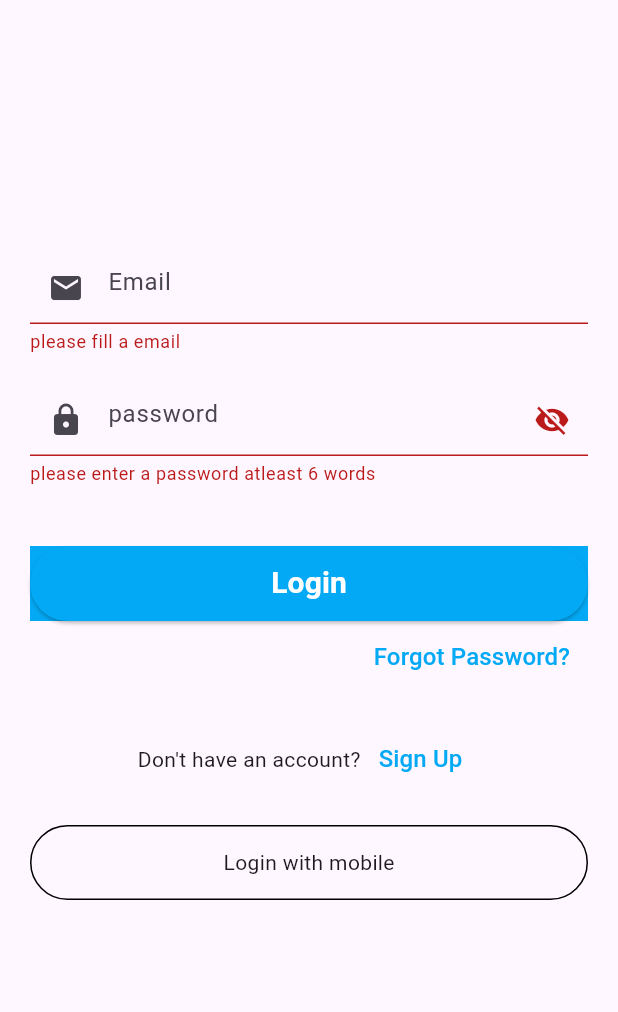
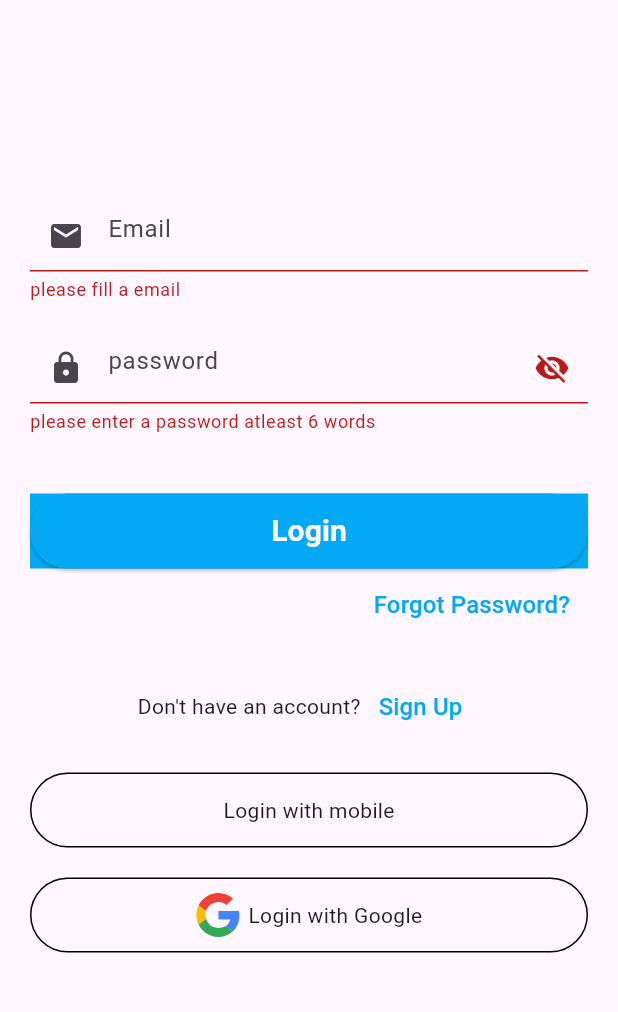
Before and after one commit to ajayrana78767/Firebase-App, a Flutter app: the screen it shows after launch, after a tap on "Login", on a phone screen of 412 x 824 dp, the part 84-1096 px from its top. Run offline on Flutter 3.47's test engine with Material 3 defaults, Android fonts, the phone set to English and light mode, and no system bars; our stand-ins replace cloud_firestore, firebase_auth, firebase_core, firebase_database, firebase_messaging, firebase_storage and 5 more; missing offline and left inert: firebase_app_check; accounts and stored records are empty.

Commit message:
Google Sign In Flutter Auth

```diff
--- a/lib/main.dart
+++ b/lib/main.dart
@@ -5,6 +5,7 @@ import 'package:firebase_app/notifications_services.dart';
 //import 'package:firebase_app/ui/auth/firestore/firestore_list_screen.dart';
 import 'package:firebase_app/ui/auth/login_screen.dart';
 import 'package:firebase_app/ui/auth/posts/posts_screen.dart';
+import 'package:firebase_app/ui/provider/google_sign_in.dart';
 //import 'package:firebase_app/ui/auth/upload_image.dart';
 //import 'package:firebase_app/ui/auth/posts/posts_screen.dart';
 import 'package:firebase_auth/firebase_auth.dart';
@@ -12,6 +13,7 @@ import 'package:firebase_core/firebase_core.dart';
 import 'package:flutter/material.dart';
 import 'package:firebase_messaging/firebase_messaging.dart';
 import 'package:firebase_app_check/firebase_app_check.dart';
+import 'package:provider/provider.dart';
 
 Future<void> main() async {
   WidgetsFlutterBinding.ensureInitialized();
@@ -39,7 +41,13 @@ class MyApp extends StatelessWidget {
 
   @override
   Widget build(BuildContext context) {
-    return MaterialApp(
+    return MultiProvider(
+      providers: [
+        ChangeNotifierProvider(
+          create: (_) => GoogleSignInProvider(),
+        ),
+      ],
+      child: MaterialApp(
         title: 'Flutter Demo',
         debugShowCheckedModeBanner: false,
         theme: ThemeData(
@@ -47,6 +55,7 @@ class MyApp extends StatelessWidget {
           useMaterial3: true,
         ),
         home: const SplashScreen(),
+      ),
     );
   }
 }
--- a/lib/ui/auth/login_screen.dart
+++ b/lib/ui/auth/login_screen.dart
@@ -1,16 +1,20 @@
-// ignore_for_file: prefer_final_fields, unused_field, unnecessary_import, deprecated_member_use, avoid_print, unnecessary_null_comparison
+// ignore_for_file: prefer_final_fields, unused_field, unnecessary_import, deprecated_member_use, avoid_print, unnecessary_null_comparison, use_build_context_synchronously, unused_element
 
 //import 'package:firebase_app/notification_services.dart';
 import 'package:firebase_app/ui/auth/login_with_phone_number.dart';
 import 'package:firebase_app/ui/auth/posts/posts_screen.dart';
 import 'package:firebase_app/ui/auth/sign_up_screen.dart';
+import 'package:firebase_app/ui/auth/upload_image.dart';
 import 'package:firebase_app/ui/forgot_password.dart';
+//import 'package:firebase_app/ui/google_sign_in_service.dart';
 import 'package:firebase_app/utils/utils.dart';
 import 'package:firebase_auth/firebase_auth.dart';
 import 'package:flutter/cupertino.dart';
 import 'package:flutter/material.dart';
 import 'package:flutter/services.dart';
 import 'package:flutter/widgets.dart';
+import 'package:flutter_svg/svg.dart';
+import 'package:google_sign_in/google_sign_in.dart';
 
 class LoginScreen extends StatefulWidget {
   const LoginScreen({super.key});
@@ -20,6 +24,38 @@ class LoginScreen extends StatefulWidget {
 }
 
 class _LoginScreenState extends State<LoginScreen> {
+  Future<void> _signInWithGoogle() async {
+    try {
+      // Trigger the Google sign-in flow
+      final GoogleSignInAccount? googleUser = await GoogleSignIn().signIn();
+
+      if (googleUser == null) {
+        // User canceled the sign-in process
+        return;
+      }
+
+      // Obtain the GoogleSignInAuthentication object
+      final GoogleSignInAuthentication googleAuth =
+          await googleUser.authentication;
+
+      // Create a new credential
+      final credential = GoogleAuthProvider.credential(
+        accessToken: googleAuth.accessToken,
+        idToken: googleAuth.idToken,
+      );
+
+      // Sign in to Firebase with the Google credential
+      await FirebaseAuth.instance.signInWithCredential(credential);
+
+      // Navigate to the next screen after successful sign-in
+      Navigator.push(context,
+          MaterialPageRoute(builder: (context) => const UploadImageScreen()));
+    } catch (e) {
+      // Handle sign-in errors
+      print(e.toString());
+    }
+  }
+
   bool _isLoading = false;
   final _formKey = GlobalKey<FormState>();
   TextEditingController emailController = TextEditingController();
@@ -210,6 +246,46 @@ class _LoginScreenState extends State<LoginScreen> {
                       child: Text('Login with mobile'),
                     ),
                   ),
+                ),
+                const SizedBox(
+                  height: 20,
+                ),
+                InkWell(
+                  onTap: () {
+                    _signInWithGoogle();
+                    //   AuthService().signInWithGoogel();
+                    // Navigator.push(
+                    //     context,
+                    //     MaterialPageRoute(
+                    //         builder: (context) =>
+                    //             const LoginWithPhoneNumber()));
+                  },
+                  child: Container(
+                    height: 50,
+                    decoration: BoxDecoration(
+                        border: Border.all(color: Colors.black),
+                        borderRadius:
+                            const BorderRadius.all(Radius.circular(50))),
+                    child: Row(
+                      mainAxisAlignment: MainAxisAlignment.center,
+                      children: [
+                        SizedBox(
+                          height: 30,
+                          width: 30,
+                          child: SvgPicture.asset(
+                            'assets/icons/google_icon.svg',
+                            fit: BoxFit.contain,
+                          ),
+                        ),
+                        const SizedBox(
+                          width: 5,
+                        ),
+                        const Center(
+                          child: Text('Login with Google'),
+                        ),
+                      ],
+                    ),
+                  ),
                 )
               ],
             ),
--- /dev/null
+++ b/lib/ui/provider/google_sign_in.dart
@@ -0,0 +1,27 @@
+// ignore_for_file: unused_field, unused_local_variable
+
+import 'package:firebase_auth/firebase_auth.dart';
+import 'package:flutter/foundation.dart';
+import 'package:google_sign_in/google_sign_in.dart';
+
+class GoogleSignInProvider with ChangeNotifier {
+  final googleSignIn = GoogleSignIn();
+  GoogleSignInAccount? _user;
+  GoogleSignInAccount get user => _user!;
+
+  Future googleLogin() async {
+    final googleUser = await googleSignIn.signIn();
+    if (googleUser == null) return;
+    _user = googleUser;
+
+    final googleAuth = await googleUser.authentication;
+
+    final credential = GoogleAuthProvider.credential(
+      accessToken: googleAuth.accessToken,
+      idToken: googleAuth.idToken,
+    );
+    await FirebaseAuth.instance.signInWithCredential(credential);
+
+    notifyListeners();
+  }
+}
--- a/pubspec.yaml
+++ b/pubspec.yaml
@@ -49,6 +49,7 @@ dependencies:
   image_picker: ^1.0.7
   firebase_storage: ^11.6.10
   firebase_app_check: ^0.2.1+18
+  provider: ^6.1.2
 
 
 dev_dependencies:
```
Also changed, not shown: lib/ui/auth/sign_up_screen.dart (+6 -1 lines), lib/ui/google_sign_in_service.dart (added, +23 -0 lines), pubspec.lock. Lines whose indentation alone changed are shown as unchanged.
